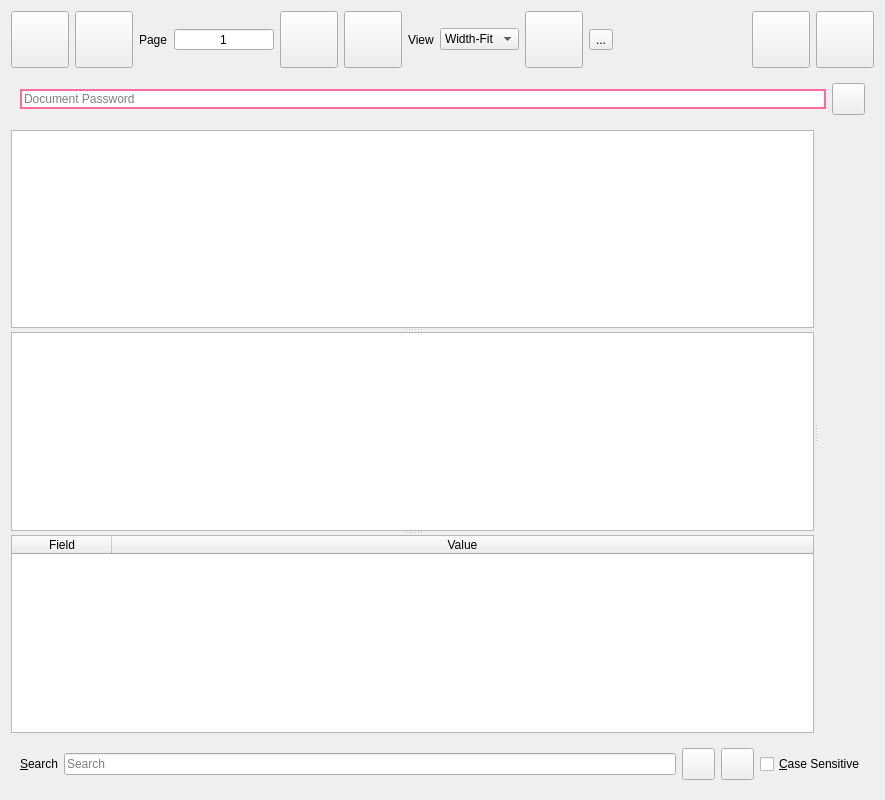
textbrowser/wise, file UI/wise-pdf-view.ui: the form before one commit.
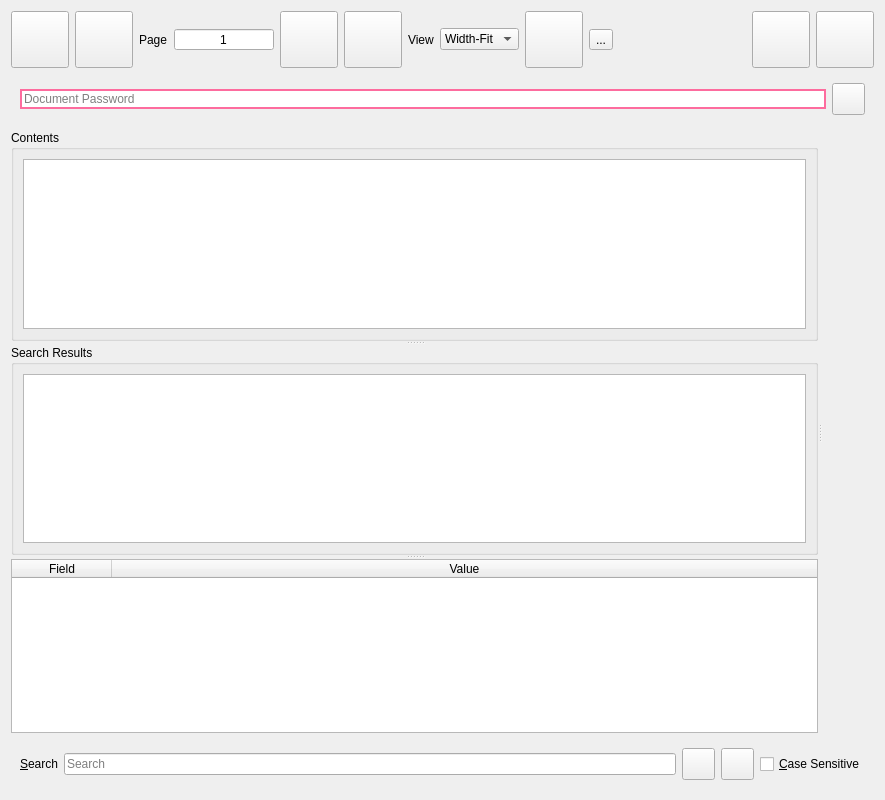
The form after the commit. Icons and pictures are not drawn.

Diff of the .ui file:
```diff
--- a/UI/wise-pdf-view.ui
+++ b/UI/wise-pdf-view.ui
@@ -13,7 +13,7 @@
   <property name="windowTitle">
    <string>Form</string>
   </property>
-  <layout class="QVBoxLayout" name="verticalLayout">
+  <layout class="QVBoxLayout" name="verticalLayout_4">
    <item>
     <layout class="QHBoxLayout" name="horizontalLayout">
      <item>
@@ -275,7 +275,7 @@
     </widget>
    </item>
    <item>
-    <widget class="QSplitter" name="pdf_view_splitter">
+    <widget class="QSplitter" name="splitter">
      <property name="orientation">
       <enum>Qt::Horizontal</enum>
      </property>
@@ -283,6 +283,12 @@
       <property name="orientation">
        <enum>Qt::Vertical</enum>
       </property>
+      <widget class="QGroupBox" name="groupBox">
+       <property name="title">
+        <string>Contents</string>
+       </property>
+       <layout class="QVBoxLayout" name="verticalLayout">
+        <item>
       <widget class="QTreeView" name="contents">
        <property name="tabKeyNavigation">
         <bool>true</bool>
@@ -312,6 +318,15 @@
         <number>55</number>
        </attribute>
       </widget>
+        </item>
+       </layout>
+      </widget>
+      <widget class="QGroupBox" name="groupBox_2">
+       <property name="title">
+        <string>Search Results</string>
+       </property>
+       <layout class="QVBoxLayout" name="verticalLayout_2">
+        <item>
       <widget class="QListView" name="search_view">
        <property name="tabKeyNavigation">
         <bool>true</bool>
@@ -331,6 +346,9 @@
        <property name="uniformItemSizes">
         <bool>true</bool>
        </property>
+         </widget>
+        </item>
+       </layout>
       </widget>
       <widget class="QTableWidget" name="meta">
        <property name="alternatingRowColors">
```
Left out of the diff: 2 changed lines with no effect on the pictures. Lines whose indentation alone changed are shown as unchanged.
